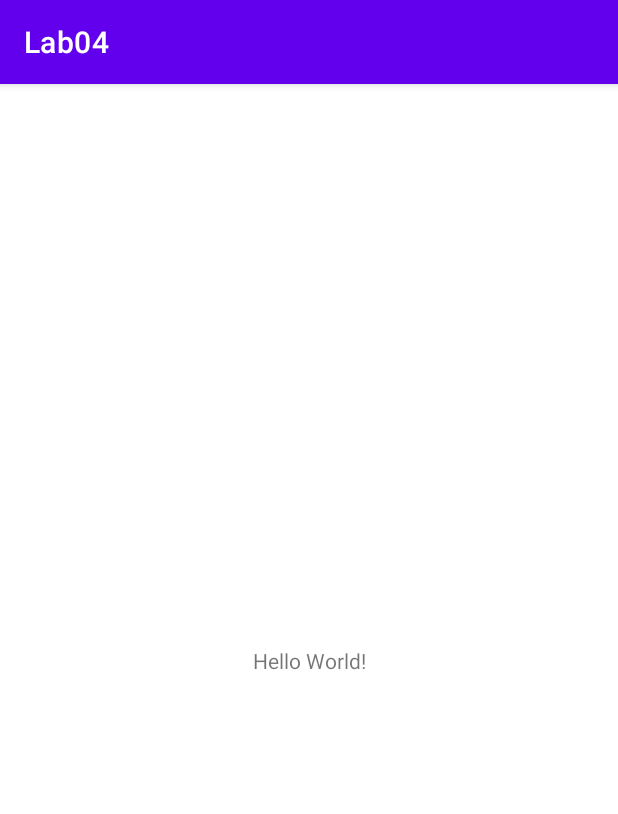
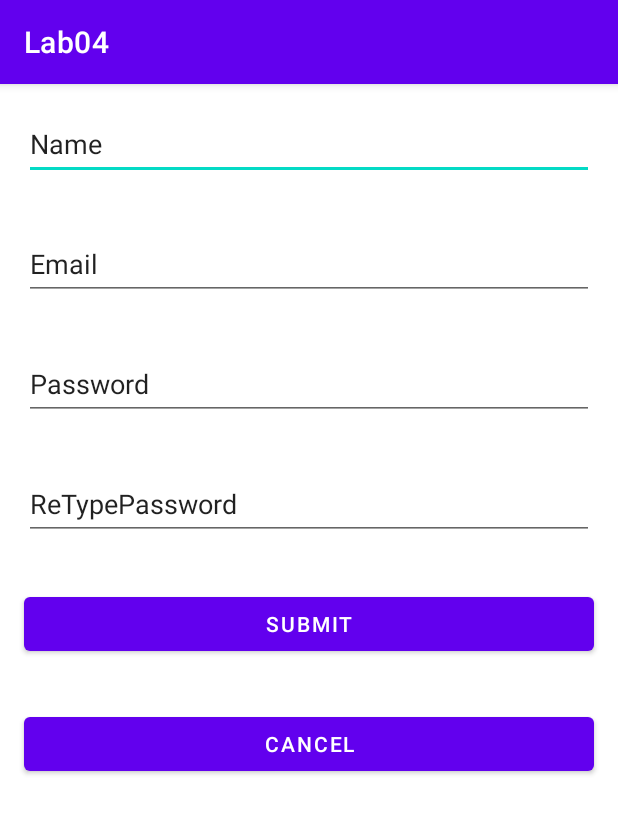
Before and after one commit to IT21261732/Lab04, an Android app: the screen it shows after launch (MainActivity), on a phone screen of 412 x 824 dp. Shown: the top 814 px of the screen. Run offline under Robolectric (Android 15) with nearby library versions, the phone set to English and light mode, and no system bars.

Commit message:
My first Commit

```diff
--- a/app/src/main/res/layout/activity_main.xml
+++ b/app/src/main/res/layout/activity_main.xml
@@ -1,18 +1,78 @@
 <?xml version="1.0" encoding="utf-8"?>
-<androidx.constraintlayout.widget.ConstraintLayout xmlns:android="http://schemas.android.com/apk/res/android"
+<LinearLayout xmlns:android="http://schemas.android.com/apk/res/android"
     xmlns:app="http://schemas.android.com/apk/res-auto"
     xmlns:tools="http://schemas.android.com/tools"
     android:layout_width="match_parent"
     android:layout_height="match_parent"
+    android:orientation="vertical"
     tools:context=".MainActivity">
 
-    <TextView
-        android:layout_width="wrap_content"
+    <EditText
+        android:id="@+id/edtName"
+        android:layout_width="match_parent"
+        android:layout_height="48dp"
+        android:layout_marginLeft="16dp"
+        android:layout_marginTop="16dp"
+        android:layout_marginRight="16dp"
+        android:layout_marginBottom="16dp"
+        android:ems="10"
+        android:inputType="textPersonName"
+        android:text="Name" />
+
+    <EditText
+        android:id="@+id/edtEmail"
+        android:layout_width="match_parent"
+        android:layout_height="48dp"
+        android:layout_marginLeft="16dp"
+        android:layout_marginTop="16dp"
+        android:layout_marginRight="16dp"
+        android:layout_marginBottom="16dp"
+        android:ems="10"
+        android:inputType="textEmailAddress"
+        android:text="Email" />
+
+    <EditText
+        android:id="@+id/edtPassword"
+        android:layout_width="match_parent"
+        android:layout_height="48dp"
+        android:layout_marginLeft="16dp"
+        android:layout_marginTop="16dp"
+        android:layout_marginRight="16dp"
+        android:layout_marginBottom="16dp"
+        android:ems="10"
+        android:inputType="textPersonName"
+        android:text="Password" />
+
+    <EditText
+        android:id="@+id/edtReTypePassword"
+        android:layout_width="match_parent"
+        android:layout_height="48dp"
+        android:layout_marginLeft="16dp"
+        android:layout_marginTop="16dp"
+        android:layout_marginRight="16dp"
+        android:layout_marginBottom="16dp"
+        android:ems="10"
+        android:inputType="textPersonName"
+        android:text="ReTypePassword" />
+
+    <Button
+        android:id="@+id/btnSubmit"
+        android:layout_width="match_parent"
         android:layout_height="wrap_content"
-        android:text="Hello World!"
-        app:layout_constraintBottom_toBottomOf="parent"
-        app:layout_constraintEnd_toEndOf="parent"
-        app:layout_constraintStart_toStartOf="parent"
-        app:layout_constraintTop_toTopOf="parent" />
+        android:layout_marginLeft="16dp"
+        android:layout_marginTop="16dp"
+        android:layout_marginRight="16dp"
+        android:layout_marginBottom="16dp"
+        android:text="Submit" />
 
-</androidx.constraintlayout.widget.ConstraintLayout>
+    <Button
+        android:id="@+id/btnCancel"
+        android:layout_width="match_parent"
+        android:layout_height="wrap_content"
+        android:layout_marginLeft="16dp"
+        android:layout_marginTop="16dp"
+        android:layout_marginRight="16dp"
+        android:layout_marginBottom="16dp"
+        android:text="Cancel" />
+
+</LinearLayout>
```
